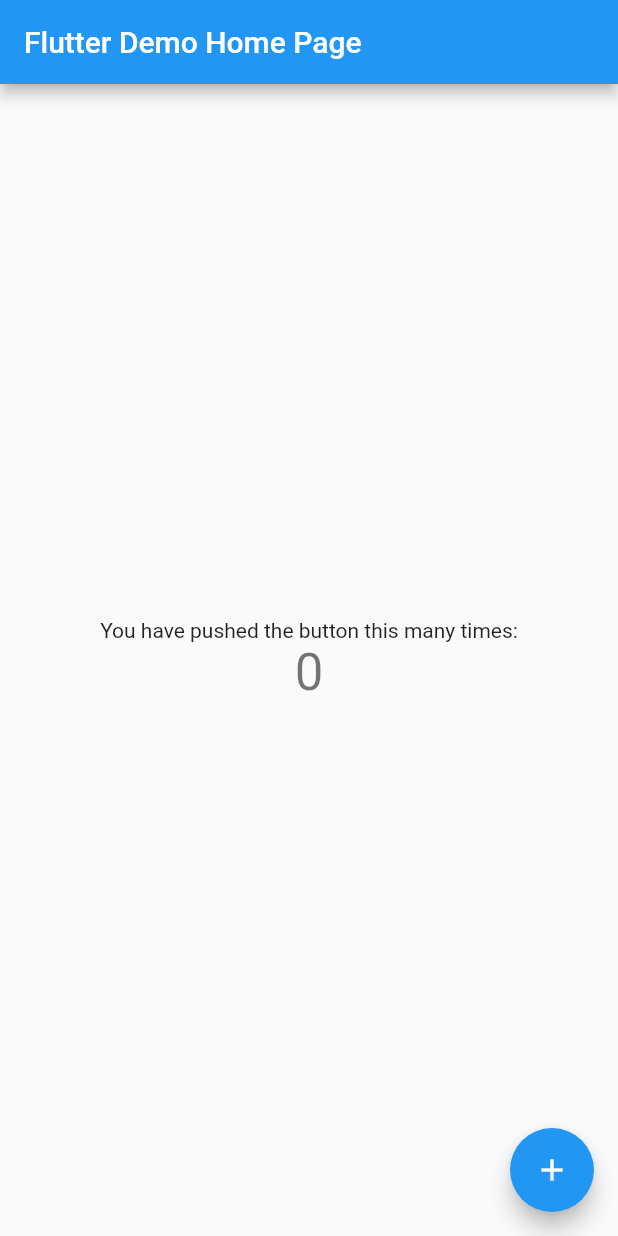
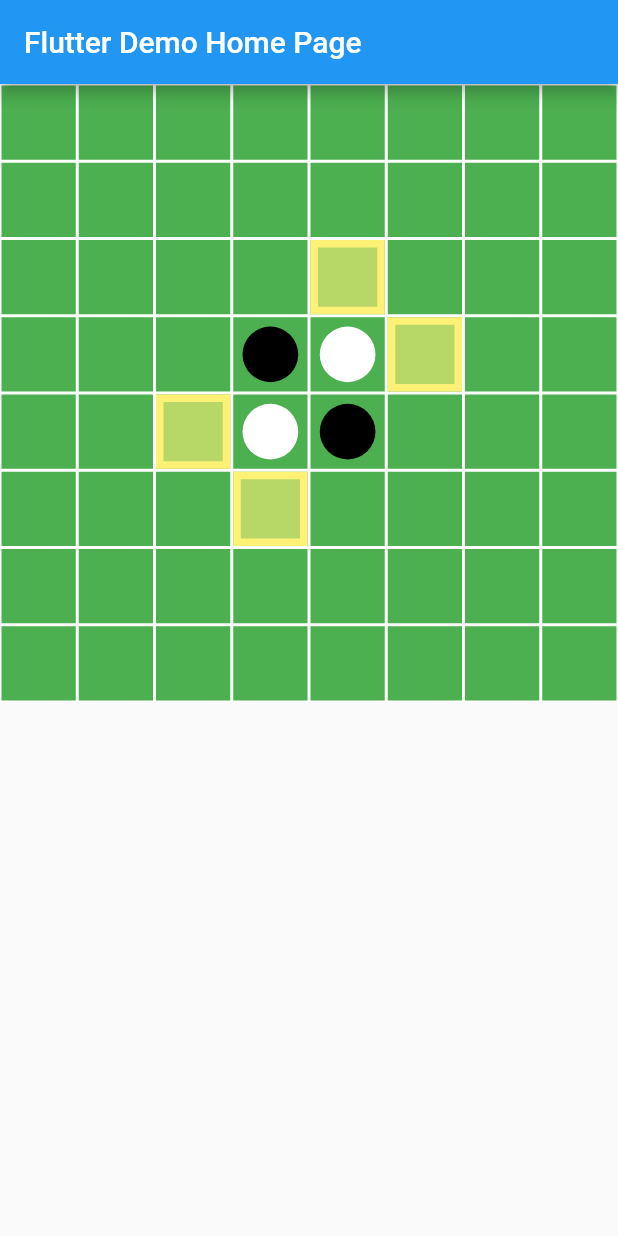
Before and after one commit to ntturner/othello, a Flutter app: the screen it shows after launch, on a phone screen of 412 x 824 dp. Run offline on Flutter 3.47's test engine with Material 2 defaults, Android fonts, the phone set to English and light mode, and no system bars.

Commit message:
Made game grid, highlighted buttons, and initial game tiles.

```diff
--- a/lib/main.dart
+++ b/lib/main.dart
@@ -44,18 +44,6 @@ class MyHomePage extends StatefulWidget {
 }
 
 class _MyHomePageState extends State<MyHomePage> {
-  int _counter = 0;
-
-  void _incrementCounter() {
-    setState(() {
-      // This call to setState tells the Flutter framework that something has
-      // changed in this State, which causes it to rerun the build method below
-      // so that the display can reflect the updated values. If we changed
-      // _counter without calling setState(), then the build method would not be
-      // called again, and so nothing would appear to happen.
-      _counter++;
-    });
-  }
 
   @override
   Widget build(BuildContext context) {
@@ -67,45 +55,63 @@ class _MyHomePageState extends State<MyHomePage> {
     // than having to individually change instances of widgets.
     return Scaffold(
       appBar: AppBar(
-        // Here we take the value from the MyHomePage object that was created by
-        // the App.build method, and use it to set our appbar title.
         title: Text(widget.title),
       ),
       body: Center(
-        // Center is a layout widget. It takes a single child and positions it
-        // in the middle of the parent.
-        child: Column(
-          // Column is also a layout widget. It takes a list of children and
-          // arranges them vertically. By default, it sizes itself to fit its
-          // children horizontally, and tries to be as tall as its parent.
-          //
-          // Invoke "debug painting" (press "p" in the console, choose the
-          // "Toggle Debug Paint" action from the Flutter Inspector in Android
-          // Studio, or the "Toggle Debug Paint" command in Visual Studio Code)
-          // to see the wireframe for each widget.
-          //
-          // Column has various properties to control how it sizes itself and
-          // how it positions its children. Here we use mainAxisAlignment to
-          // center the children vertically; the main axis here is the vertical
-          // axis because Columns are vertical (the cross axis would be
-          // horizontal).
-          mainAxisAlignment: MainAxisAlignment.center,
-          children: <Widget>[
-            Text(
-              'You have pushed the button this many times:',
-            ),
-            Text(
-              '$_counter',
-              style: Theme.of(context).textTheme.display1,
-            ),
-          ],
-        ),
-      ),
-      floatingActionButton: FloatingActionButton(
-        onPressed: _incrementCounter,
-        tooltip: 'Increment',
-        child: Icon(Icons.add),
-      ), // This trailing comma makes auto-formatting nicer for build methods.
+        child: GridView.count(
+            // Create a grid with 8 columns and 64 objects total.
+            crossAxisCount: 8,
+            children: List.generate(64, (index) {
+              return Container(
+                // Hard coded the indices for the highlighting box and for the circles for example code.
+                // TODO: Split functionality, render highlighting buttons and game tiles dynamically.
+                child: (index == 20 || index == 29 || index == 34 || index == 43) ? FlatButton(
+                  padding: EdgeInsets.all(0),
+                  child: Container(
+                    decoration: BoxDecoration(
+                      color: Colors.yellow[300].withOpacity(0.6),
+                      border: Border.all(
+                        width: 5,
+                        color: Colors.yellow[300]
+                      )
+                    ),
+                  ),
+                  onPressed: () => {
+                    print('Pressed')
+                  }
+                )
+                : (index == 27 || index == 36) ? FractionallySizedBox(
+                  widthFactor: 0.75,
+                  heightFactor: 0.75,
+                  child: Container(
+                    decoration: BoxDecoration(
+                      color: Colors.black,
+                      shape: BoxShape.circle
+                    ),
+                  ),
+                )
+                : (index == 28 || index == 35) ? FractionallySizedBox(
+                  widthFactor: 0.75,
+                  heightFactor: 0.75,
+                  child: Container(
+                    decoration: BoxDecoration(
+                      color: Colors.white,
+                      shape: BoxShape.circle
+                    ),
+                  ),
+                )
+                : Container(),
+                  decoration: BoxDecoration(
+                  color: Colors.green,
+                  border: Border.all(
+                    width: 1,
+                    color: Colors.white,
+                  )
+                )
+              );
+            }),
+          )
+      ),// This trailing comma makes auto-formatting nicer for build methods.
     );
   }
 }
```
